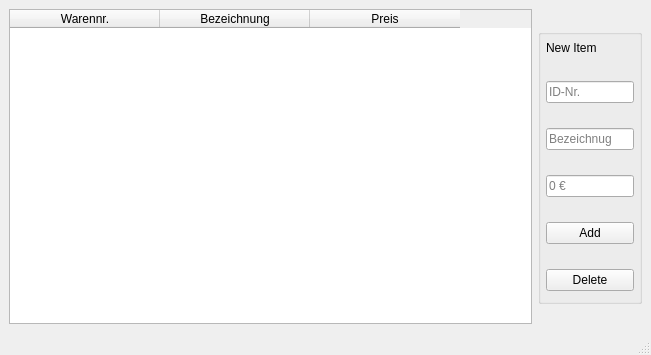
Old version of the form mainwindow.ui in the repository andy299792/Qt-Warenliste.
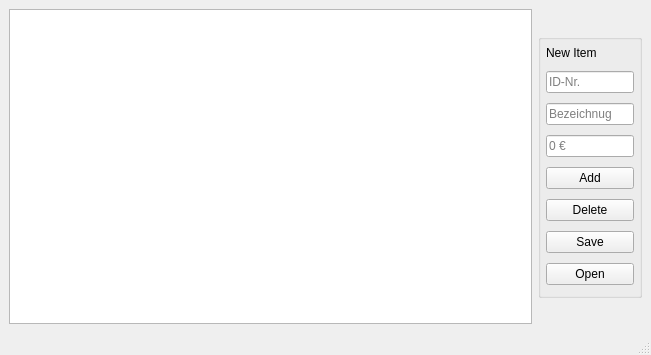
New version of the form.

Commit message: added File open/save no function jet

Diff of the .ui file:
```diff
--- a/mainwindow.ui
+++ b/mainwindow.ui
@@ -21,7 +21,7 @@
        <bool>true</bool>
       </property>
       <attribute name="horizontalHeaderVisible">
-       <bool>true</bool>
+       <bool>false</bool>
       </attribute>
       <attribute name="horizontalHeaderCascadingSectionResizes">
        <bool>false</bool>
@@ -62,7 +62,7 @@
       </property>
       <layout class="QVBoxLayout" name="eingabe">
        <property name="spacing">
-        <number>25</number>
+        <number>10</number>
        </property>
        <property name="sizeConstraint">
         <enum>QLayout::SetMaximumSize</enum>
@@ -130,6 +130,20 @@
          </property>
         </widget>
        </item>
+       <item>
+        <widget class="QPushButton" name="button_save">
+         <property name="text">
+          <string>Save</string>
+         </property>
+        </widget>
+       </item>
+       <item>
+        <widget class="QPushButton" name="button_open">
+         <property name="text">
+          <string>Open</string>
+         </property>
+        </widget>
+       </item>
       </layout>
      </widget>
     </item>
```
The commit also changes 2 other files.
